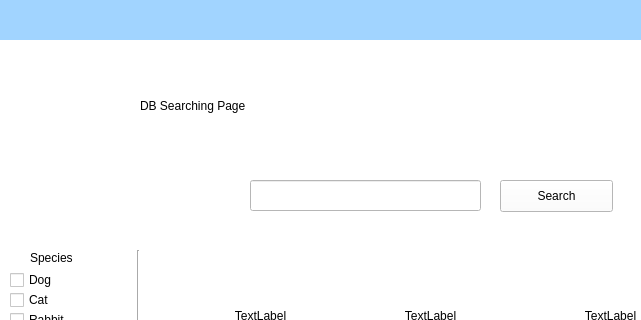
Before: the Qt Designer form team1_1/GUI/gui.ui in lee-anh/Adopet, drawn with Qt 5; both pictures show x 0 to 641 and y 0 to 320 of the 800 by 600 pixel window.
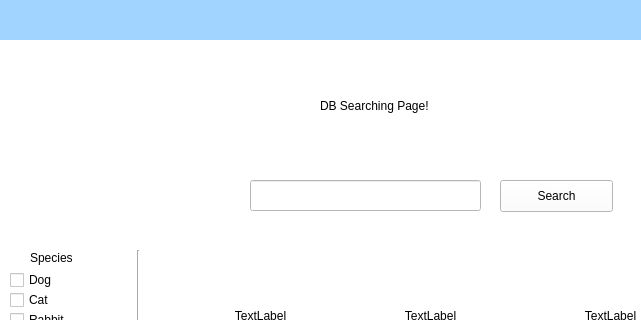
After: the same form once the commit is applied.

The edit to the form file:
```diff
--- a/team1_1/GUI/gui.ui
+++ b/team1_1/GUI/gui.ui
@@ -51,14 +51,14 @@
     <widget class="QLabel" name="label_2">
      <property name="geometry">
       <rect>
-       <x>140</x>
+       <x>320</x>
        <y>30</y>
        <width>241</width>
        <height>71</height>
       </rect>
      </property>
      <property name="text">
-      <string>DB Searching Page</string>
+      <string>DB Searching Page!</string>
      </property>
     </widget>
     <widget class="QLineEdit" name="searchBar">
```
